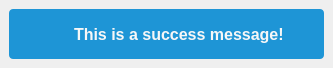
The window that budgetter/view/skeletons/Toaster.ui (opierre/Budgetter) describes before a commit, drawn with Qt 5.
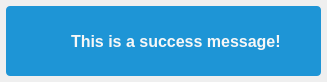
The same window after the commit. Icons and pictures are not drawn.

```diff
--- a/budgetter/view/skeletons/Toaster.ui
+++ b/budgetter/view/skeletons/Toaster.ui
@@ -7,7 +7,7 @@
     <x>0</x>
     <y>0</y>
     <width>319</width>
-    <height>68</height>
+    <height>82</height>
    </rect>
   </property>
   <property name="minimumSize">
@@ -66,30 +66,33 @@
 </string>
   </property>
   <layout class="QHBoxLayout" name="horizontalLayout">
+   <property name="sizeConstraint">
+    <enum>QLayout::SizeConstraint::SetDefaultConstraint</enum>
+   </property>
    <property name="leftMargin">
-    <number>9</number>
+    <number>6</number>
    </property>
    <property name="topMargin">
-    <number>9</number>
+    <number>6</number>
    </property>
    <property name="rightMargin">
-    <number>9</number>
+    <number>6</number>
    </property>
    <property name="bottomMargin">
-    <number>9</number>
+    <number>6</number>
    </property>
    <item>
     <widget class="QWidget" name="content" native="true">
      <property name="minimumSize">
       <size>
        <width>0</width>
-       <height>50</height>
+       <height>70</height>
       </size>
      </property>
      <property name="maximumSize">
       <size>
        <width>16777215</width>
-       <height>50</height>
+       <height>16777215</height>
       </size>
      </property>
      <layout class="QHBoxLayout" name="horizontalLayout_2">
@@ -100,13 +103,13 @@
        <number>10</number>
       </property>
       <property name="topMargin">
-       <number>0</number>
+       <number>10</number>
       </property>
       <property name="rightMargin">
        <number>40</number>
       </property>
       <property name="bottomMargin">
-       <number>9</number>
+       <number>10</number>
       </property>
       <item>
        <widget class="QToolButton" name="icon">
```
